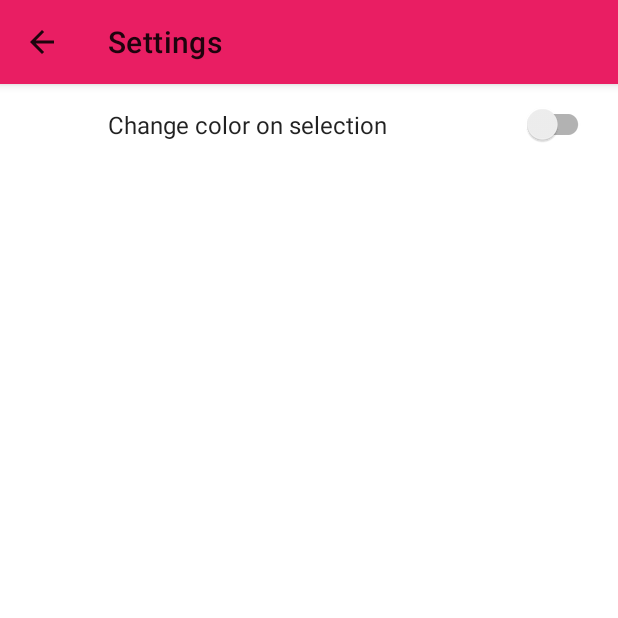
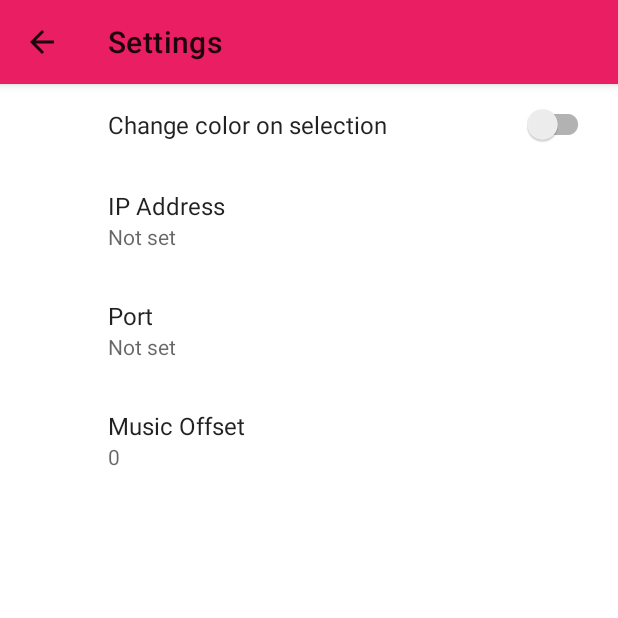
Before and after one commit to kzymaris/LightMonitor, an Android app: the screen it shows after launch (SettingsActivity), in the options menu, after a tap on "Settings", on a phone screen of 412 x 824 dp, the top half of it. Run offline under Robolectric (Android 15) with nearby library versions, the phone set to English and light mode, and no system bars; our stand-ins replace Volley, androidx.preference; libraries missing offline, so code that uses them is left out: com.skydoves.colorpickerview; network calls fail; 6 statements that could not run were skipped.

Commit message:
added music mode

```diff
--- a/app/src/main/java/com/example/lightmonitor/EffectsAdapter.java
+++ b/app/src/main/java/com/example/lightmonitor/EffectsAdapter.java
@@ -18,12 +18,14 @@ public class EffectsAdapter extends FragmentPagerAdapter {
     EffectsAdapter(@NonNull FragmentManager fm) {
         super(fm);
         list = new ArrayList<>();
-        list.add(new ButtonSettings("wipe",false));
+        list.add(new ButtonSettings("solid",false));
         list.add(new ButtonSettings("fade",true));
         list.add(new ButtonSettings("rainbow",false));
         list.add(new ButtonSettings("off",false));
         list.add(new ButtonSettings("snake",true));
         list.add(new ButtonSettings("pride",false));
+        list.add(new ButtonSettings("swap",true));
+        list.add(new ButtonSettings("music",false));
     }
 
     @NonNull
@@ -43,6 +45,6 @@ public class EffectsAdapter extends FragmentPagerAdapter {
 
     @Override
     public int getCount() {
-        return (list.size()/4)+1;
+        return (list.size()/5)+1;
     }
 }
--- a/app/src/main/java/com/example/lightmonitor/MainActivity.java
+++ b/app/src/main/java/com/example/lightmonitor/MainActivity.java
@@ -148,7 +148,7 @@ public class MainActivity extends AppCompatActivity {
                             PreferenceManager.getDefaultSharedPreferences(c);
                     boolean changeOnSelect = sharedPreferences.getBoolean ("changeOnSelect", true);
                     if(fromUser && changeOnSelect){
-                        sendRequest(color.getContext(), "wipe", false);
+                        sendRequest(color.getContext(), "solid", false);
                     }
                 }else if(selectMode == 1){
                     box1.setCardBackgroundColor(envelope.getColor());
@@ -242,7 +242,12 @@ public class MainActivity extends AppCompatActivity {
         hideBorders();
 // Instantiate the RequestQueue.
         RequestQueue queue = Volley.newRequestQueue(c);
-        String url ="http://108.20.217.88:301/";
+        SharedPreferences sharedPreferences =
+                PreferenceManager.getDefaultSharedPreferences(c);
+        String ip = sharedPreferences.getString ("ip", "");
+        String port = sharedPreferences.getString ("port", "");
+        String offset = sharedPreferences.getString ("offset", "0");
+        String url ="http://" + ip + ":" + port + "/";
 
         JSONObject jsonBody = new JSONObject();
         try {
@@ -259,6 +264,7 @@ public class MainActivity extends AppCompatActivity {
                 jsonBody.put("r1", Integer.toString(colors.selectedColor[0]));
                 jsonBody.put("g1", Integer.toString(colors.selectedColor[1]));
                 jsonBody.put("b1", Integer.toString(colors.selectedColor[2]));
+                jsonBody.put("off", offset);
             }
 
         } catch (JSONException e) {
--- a/app/src/main/res/layout/activity_main.xml
+++ b/app/src/main/res/layout/activity_main.xml
@@ -55,7 +55,7 @@
         android:layout_width="300dp"
         android:layout_height="wrap_content"
         android:valueFrom="1.0"
-        android:valueTo="100.0"
+        android:valueTo="200.0"
         android:stepSize="1.0"
         app:layout_constraintBottom_toTopOf="@+id/color1"
         app:layout_constraintLeft_toLeftOf="parent"
--- a/app/src/main/res/layout/settings_activity.xml
+++ b/app/src/main/res/layout/settings_activity.xml
@@ -18,4 +18,6 @@
         android:id="@+id/settings"
         android:layout_width="match_parent"
         android:layout_height="match_parent" />
+
+
 </LinearLayout>
--- a/app/src/main/res/xml/root_preferences.xml
+++ b/app/src/main/res/xml/root_preferences.xml
@@ -1,9 +1,26 @@
 
-<PreferenceScreen xmlns:app="http://schemas.android.com/apk/res-auto">
+<PreferenceScreen xmlns:app="http://schemas.android.com/apk/res-auto"
+    xmlns:android="http://schemas.android.com/apk/res/android">
 
     <SwitchPreferenceCompat
         app:key="changeOnSelect"
         app:title="Change color on selection"/>
 
+    <EditTextPreference
+        app:key="ip"
+        app:title="IP Address"
+        app:useSimpleSummaryProvider="true"/>
+
+    <EditTextPreference
+        app:key="port"
+        app:title="Port"
+        app:useSimpleSummaryProvider="true"/>
+
+    <EditTextPreference
+        app:key="offset"
+        app:title="Music Offset"
+        app:useSimpleSummaryProvider="true"
+        android:defaultValue="0"/>
+
 
 </PreferenceScreen>
```
Also changed, not shown: 1 other file.
